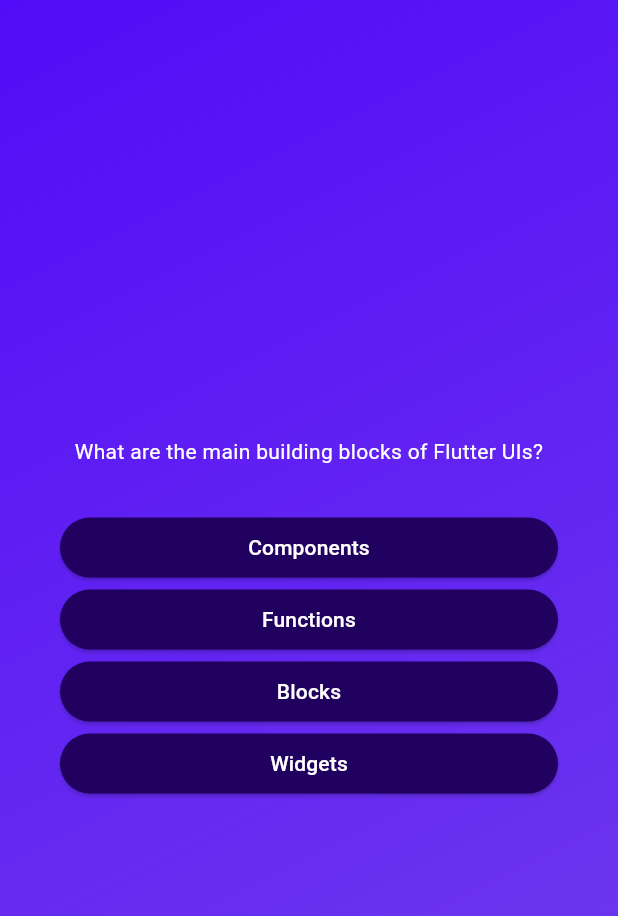
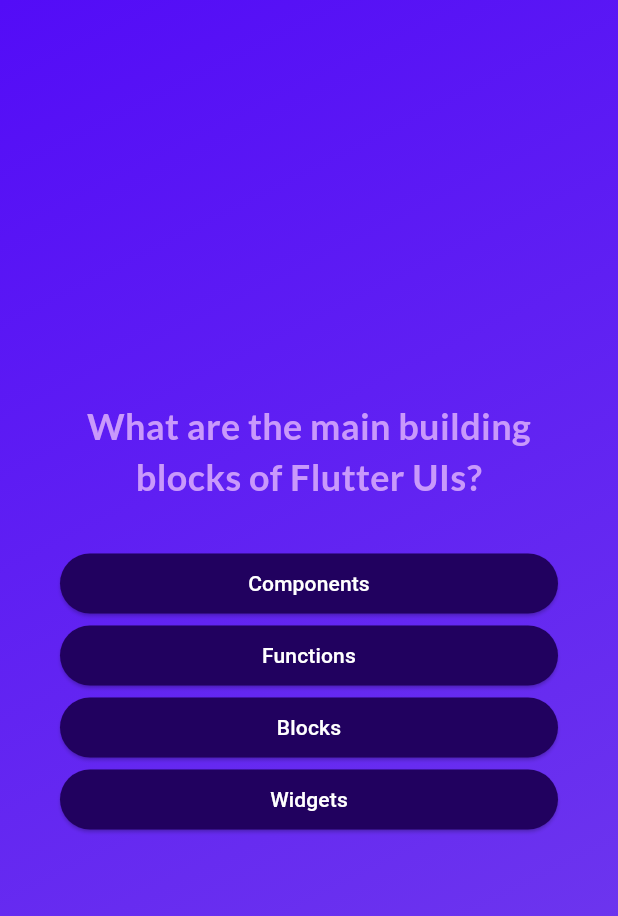
Before and after one commit to johns11-alt/dart-flutter-course, a Flutter app: the screen it shows after launch, after a tap on "Start Quiz!!!", on a phone screen of 412 x 824 dp. Shown: the top 916 px of the screen. Run offline on Flutter 3.47's test engine with Material 3 defaults, Android fonts, the phone set to English and light mode, and no system bars; our stand-ins replace google_fonts.

Commit message:
77 - styles & google fonts

```diff
--- a/quiz_app/lib/questions_screen.dart
+++ b/quiz_app/lib/questions_screen.dart
@@ -1,6 +1,7 @@
 import 'package:flutter/material.dart';
 import 'package:quiz_app/answer_button.dart';
 import 'package:quiz_app/data/questions.dart';
+import 'package:google_fonts/google_fonts.dart';
 
 
 class QuestionsScreen extends StatefulWidget {
@@ -36,7 +37,11 @@ class _QuestionsScreenState extends State<QuestionsScreen> {
           children: [
             Text(
               currentQuestion.text,
-              style: TextStyle(color: Colors.white),
+              style: GoogleFonts.lato(
+                color: const Color.fromARGB(255, 201, 153, 251),
+                fontSize: 24,
+                fontWeight: FontWeight.bold
+              ),
               textAlign: TextAlign.center,
             ),
             const SizedBox(height: 30),
--- a/quiz_app/lib/start_screen.dart
+++ b/quiz_app/lib/start_screen.dart
@@ -1,4 +1,5 @@
 import 'package:flutter/material.dart';
+import 'package:google_fonts/google_fonts.dart';
 import 'package:quiz_app/quiz.dart';
 
 class StartScreen extends StatelessWidget {
@@ -25,12 +26,17 @@ class StartScreen extends StatelessWidget {
             color: Color.fromARGB(90, 255, 255, 255),
           ),
           SizedBox(height: 50),
-          const Text(
+          Text(
             'Learn Flutter the fun way!',
-            style: TextStyle(
-              color: Color.fromARGB(255, 255, 255, 255),
-              fontSize: 22,
+            style: GoogleFonts.lato(
+              color: const Color.fromARGB(255, 237, 223, 252),
+              fontSize: 24,
             ),
+
+            // style: TextStyle(
+            //   color: Color.fromARGB(255, 255, 255, 255),
+            //   fontSize: 22,
+            // ),
           ),
           SizedBox(height: 30),
           OutlinedButton.icon(
--- a/quiz_app/pubspec.yaml
+++ b/quiz_app/pubspec.yaml
@@ -34,6 +34,7 @@ dependencies:
   # The following adds the Cupertino Icons font to your application.
   # Use with the CupertinoIcons class for iOS style icons.
   cupertino_icons: ^1.0.8
+  google_fonts: ^6.2.1
 
 dev_dependencies:
   flutter_test:
```
Also changed, not shown: quiz_app/pubspec.lock, 1 other file.
